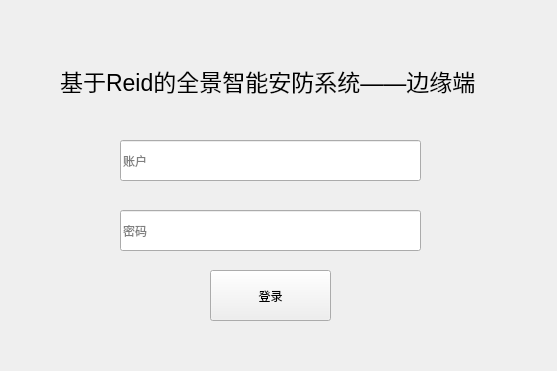
Above: loginWin.ui from thinvy/XQW before the change. Below: the same form after it.
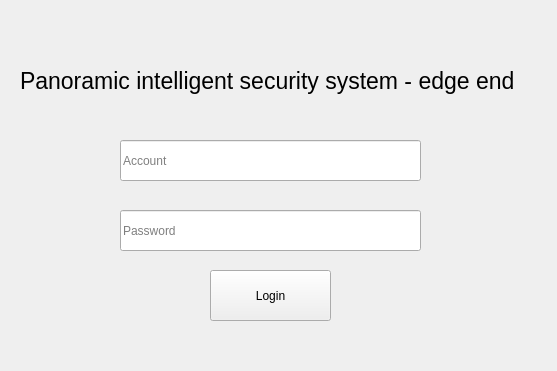
That is the form after the change.

What changed in the file:
```diff
--- a/loginWin.ui
+++ b/loginWin.ui
@@ -22,8 +22,11 @@
      <height>41</height>
     </rect>
    </property>
+   <property name="text">
+    <string/>
+   </property>
    <property name="placeholderText">
-    <string>密码</string>
+    <string>Password</string>
    </property>
   </widget>
   <widget class="QPushButton" name="user_login">
@@ -36,7 +39,7 @@
     </rect>
    </property>
    <property name="text">
-    <string>登录</string>
+    <string>Login</string>
    </property>
   </widget>
   <widget class="QLineEdit" name="user_number">
@@ -49,15 +52,15 @@
     </rect>
    </property>
    <property name="placeholderText">
-    <string>账户</string>
+    <string>Account</string>
    </property>
   </widget>
   <widget class="QLabel" name="name">
    <property name="geometry">
     <rect>
-     <x>60</x>
+     <x>20</x>
      <y>40</y>
-     <width>431</width>
+     <width>511</width>
      <height>81</height>
     </rect>
    </property>
@@ -67,7 +70,7 @@
     </font>
    </property>
    <property name="text">
-    <string>基于Reid的全景智能安防系统——边缘端</string>
+    <string>Panoramic intelligent security system - edge end</string>
    </property>
   </widget>
  </widget>
```
